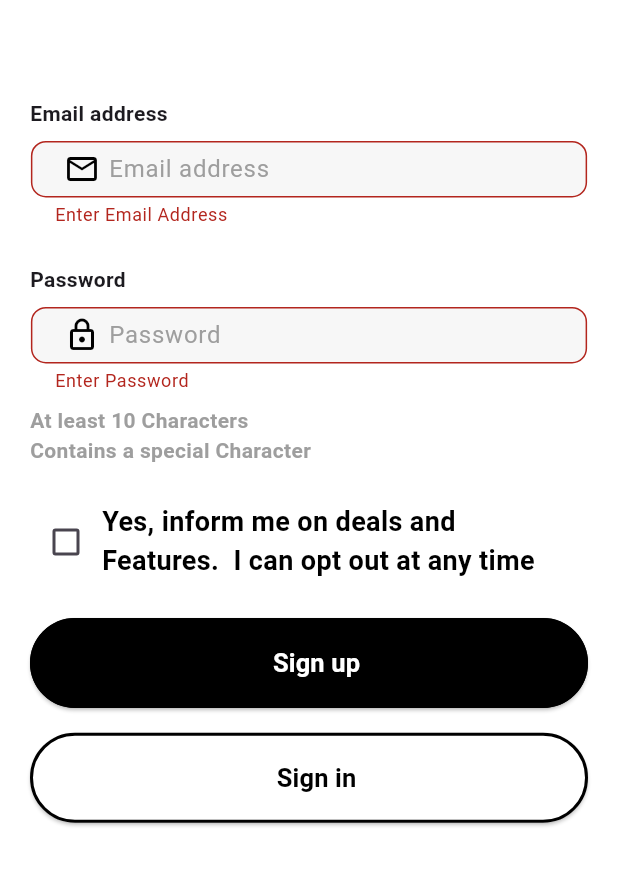
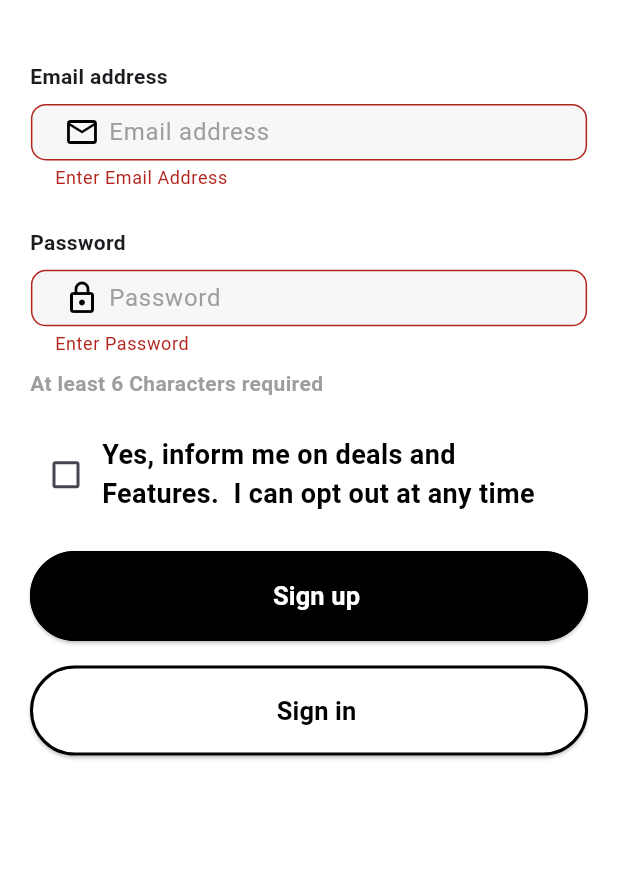
Before and after one commit to hamzajamil27/Adventurist, a Flutter app: the SignUpScreen screen opened directly, after a tap on "Sign up", on a phone screen of 412 x 824 dp, the part 211-1097 px from its top. Run offline on Flutter 3.47's test engine with Material 3 defaults, Android fonts, the phone set to English and light mode, and no system bars; our stand-ins replace firebase_auth, firebase_core, fluttertoast, salomon_bottom_bar; accounts and stored records are empty; network calls fail; project files that could hold a hidden picture were left out.

Commit message:
- Resolve all Overflowed Content issue - CircularProgressIndicator successfully add in Custom Buttons

```diff
--- a/lib/constants/buttons.dart
+++ b/lib/constants/buttons.dart
@@ -1,5 +1,6 @@
 import 'package:flutter/material.dart';
 
+// ignore: must_be_immutable
 class CustomButton extends StatefulWidget {
   final String text;
   final VoidCallback onPressed;
@@ -9,8 +10,9 @@ class CustomButton extends StatefulWidget {
   final double buttonHeight;
   final Color? borderColor;
    final Color? backgroundColor;
+   bool loading ;
 
-  const CustomButton({
+   CustomButton({
     Key? key, // Use Key instead of super.key
     required this.text,
     required this.onPressed,
@@ -20,6 +22,7 @@ class CustomButton extends StatefulWidget {
     this.buttonHeight = 60,
     this.borderColor,
     this.backgroundColor,
+    this.loading = false,
   }) : super(key: key); // Pass the key to the superclass constructor
 
   @override
@@ -44,8 +47,12 @@ class _CustomButtonState extends State<CustomButton> {
         mainAxisSize: MainAxisSize.min,
         mainAxisAlignment: MainAxisAlignment.center,
         children: [
-          if (widget.icon != null) widget.icon!, // Use widget.icon
-          const SizedBox(width: 10),
+
+          widget.loading ? CircularProgressIndicator() :
+
+          Row(children: [
+            if (widget.icon != null) widget.icon!,  // Use widget.icon
+           SizedBox(width: 10),
           Text(
             widget.text,
             style: TextStyle(
@@ -54,8 +61,30 @@ class _CustomButtonState extends State<CustomButton> {
               color: widget.textColor,
             ),
           ),
+          ],)
+
         ],
       ),
+
+
+      // Previous One in any casse if the upper one not work
+      // Row(
+      //   mainAxisSize: MainAxisSize.min,
+      //   mainAxisAlignment: MainAxisAlignment.center,
+      //   children: [
+      //     if (widget.icon != null) widget.icon!,  // Use widget.icon
+      //      SizedBox(width: 10),
+      //     Text(
+      //       widget.text,
+      //       style: TextStyle(
+      //         fontSize: 17.0,
+      //         fontWeight: FontWeight.bold,
+      //         color: widget.textColor,
+      //       ),
+      //     ),
+      //   ],
+      // ),
+
     );
   }
 }
--- a/lib/screens/AccountScreen_and_SubScreens/account_Screen.dart
+++ b/lib/screens/AccountScreen_and_SubScreens/account_Screen.dart
@@ -75,7 +75,7 @@ class _AccountScreenState extends State<AccountScreen> {
           SizedBox(height: height*.05,),
 
                  Container(                       // See whats Good Near By
-                          height: height * .2,
+                          height: height * .23,
                           width: width * .9,
                           decoration: const BoxDecoration(
                           borderRadius: BorderRadius.all(Radius.circular(10),),
@@ -86,7 +86,7 @@ class _AccountScreenState extends State<AccountScreen> {
                             children:  [
                              SizedBox(height: height* .03,),
                             const Text("Sign in to manage your booking and easily plan your next plan trip",
-                             style: TextStyle( fontSize: 18, color: Colors.black), textAlign: TextAlign.center,),
+                             style: TextStyle( fontSize: 16, color: Colors.black), textAlign: TextAlign.center,),
 
                           SizedBox(height: height*.04,),
 
@@ -99,7 +99,7 @@ class _AccountScreenState extends State<AccountScreen> {
                           Navigator.push(context, MaterialPageRoute(builder: ((context) => const SignInScreen()),),
                 );
                             },
-                             buttonWidth: 300, // Set the desired width for the button
+                             buttonWidth: 250, // Set the desired width for the button
                              buttonHeight: 50, // Set the desired height for the button
                             ),
                             ],
--- a/lib/screens/signup_Screen.dart
+++ b/lib/screens/signup_Screen.dart
@@ -1,5 +1,6 @@
 // ignore_for_file: file_names
 
+import 'package:adventurist/BottomNavigationBar/navigationbar.dart';
 import 'package:adventurist/Utilities/flutterToastUtilities.dart';
 import 'package:adventurist/constants/buttons.dart';
 import 'package:adventurist/screens/signin_Screen.dart';
@@ -14,6 +15,7 @@ class SignUpScreen extends StatefulWidget {
 }
 
 class _SignUpScreenState extends State<SignUpScreen> {
+  bool loading = false;
   bool isChecked = false;
   final _formKey = GlobalKey<FormState>();
    final passwordController = TextEditingController();
@@ -27,16 +29,40 @@ class _SignUpScreenState extends State<SignUpScreen> {
     emailController.dispose();
     passwordController.dispose();
     }
+    void login(){
+
+     setState(() {
+      loading = true;
+      });
+
+      _auth.createUserWithEmailAndPassword(
+       email: emailController.text.toString(),
+       password: passwordController.text.toString()).then((value){   //  these 10 lines of code
+                                                                    //  is used for showing the error on the UI to handle the errors easily
+                                                                    //  To showing error on UI we use FlutterToast by making a class and paste the code on that class
+       Navigator.pushReplacement(context, MaterialPageRoute(builder: ((context) => const NavigatorBar()),),);
+        setState((){
+         loading = false;
+        });
+
+        }).onError((error, stackTrace) {
+        FlutterToastUtils().toastMessage(error.toString());
+        setState(() {
+         loading = false;
+       });
+      },);
+    }
    @override
   Widget build(BuildContext context) {
 
     final height = MediaQuery.of(context).size.height * 1;
     final width = MediaQuery.of(context).size.width * 1;
 
-    return  WillPopScope(
-      onWillPop: () async{
-        SystemNavigator.pop();
-        return true;
+    return  PopScope(
+      canPop: true,
+  onPopInvoked: (didPop) async {
+    SystemNavigator.pop();
+
       },
 
       child: Scaffold( backgroundColor: Colors.white,
@@ -61,7 +87,7 @@ class _SignUpScreenState extends State<SignUpScreen> {
                 fontSize: 24,
                 fontWeight: FontWeight.bold),),
 
-               SizedBox(height: height* .04,),
+               SizedBox(height: height* .01  ,),
 
       Form(                                     // Email and Password Textfields are in this Widget
                   key : _formKey,
@@ -142,7 +168,7 @@ class _SignUpScreenState extends State<SignUpScreen> {
                     SizedBox(height: height* .01,),
 
               const Align( alignment: Alignment.topLeft,
-                child: Text("At least 10 Characters \nContains a special Character",
+                child: Text("At least 6 Characters required",
                 style: TextStyle(
                   color: Colors.grey,
                   fontSize: 14,
@@ -176,17 +202,10 @@ class _SignUpScreenState extends State<SignUpScreen> {
                              backgroundColor: Colors.black,
                              text: 'Sign up',
                              textColor: Colors.white,
+                             loading: loading,
                              onPressed: () {
                              if(_formKey.currentState!.validate()){
-                              _auth.createUserWithEmailAndPassword(
-                                email: emailController.text.toString(),
-                                password: passwordController.text.toString()).then((value){   //  from line 182, 185
-                                                                                              //  is used for showing the error on the UI to handle the errors easily
-                                                                                              //  To showing error on UI we use FlutterToast by making a class and paste the code on that class
-                                }).onError((error, stackTrace) {
-                                  FlutterToastUtils().toastMessage(error.toString());
-
-                                },);
+                              login();
 
                               }
                                 },
--- a/pubspec.yaml
+++ b/pubspec.yaml
@@ -75,6 +75,7 @@ flutter:
   assets:
     - assets/Adventurist Remove Background Logo.png
     - assets/Adventurist Splash Screen.png
+    - assets/AppLogo.png
 
 
   # An image asset can refer to one or more resolution-specific "variants", see
```
Also changed, not shown: lib/screens/homescreen.dart (+12 -14 lines), lib/screens/search_screen.dart (+51 -51 lines), lib/screens/signin_Screen.dart (+17 -2 lines), lib/welcomescreen.dart (+25 -16 lines), assets/AppLogo.png (added).
